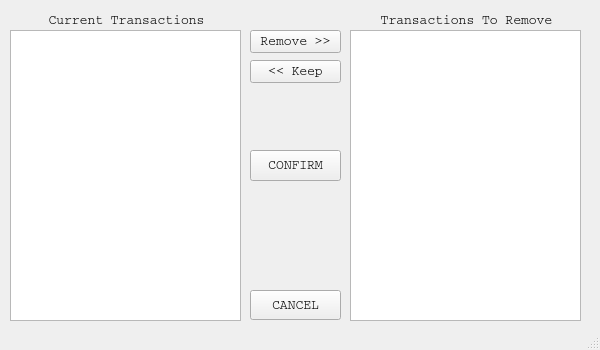
First picture: the form in UIs/TransactionRemovalWindow.ui, repository jeff-fred/FinanceX, before the edit.
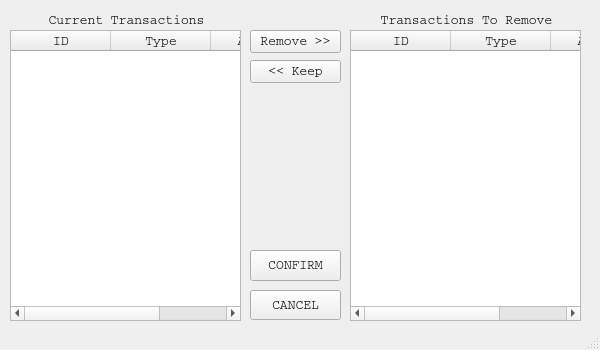
Second picture: the form after the edit.

Commit message: ListView into TableWidget

The edit to the form file:
```diff
--- a/UIs/TransactionRemovalWindow.ui
+++ b/UIs/TransactionRemovalWindow.ui
@@ -32,7 +32,7 @@
    <string>Remove Transaction</string>
   </property>
   <widget class="QWidget" name="centralwidget">
-   <widget class="QListView" name="currentTransList">
+   <widget class="QTableWidget" name="currentTransList">
     <property name="geometry">
      <rect>
       <x>10</x>
@@ -41,11 +41,32 @@
       <height>291</height>
      </rect>
     </property>
+    <property name="minimumSize">
+     <size>
+      <width>231</width>
+      <height>0</height>
+     </size>
+    </property>
     <property name="styleSheet">
      <string notr="true">font: 75 12pt &quot;Courier&quot;;</string>
     </property>
+    <column>
+     <property name="text">
+      <string>ID</string>
+     </property>
+    </column>
+    <column>
+     <property name="text">
+      <string>Type</string>
+     </property>
+    </column>
+    <column>
+     <property name="text">
+      <string>Amount</string>
+     </property>
+    </column>
    </widget>
-   <widget class="QListView" name="removalTransList">
+   <widget class="QTableWidget" name="removalTransList">
     <property name="geometry">
      <rect>
       <x>350</x>
@@ -54,6 +75,24 @@
       <height>291</height>
      </rect>
     </property>
+    <property name="styleSheet">
+     <string notr="true">font: 75 12pt &quot;Courier&quot;;</string>
+    </property>
+    <column>
+     <property name="text">
+      <string>ID</string>
+     </property>
+    </column>
+    <column>
+     <property name="text">
+      <string>Type</string>
+     </property>
+    </column>
+    <column>
+     <property name="text">
+      <string>Amount</string>
+     </property>
+    </column>
    </widget>
    <widget class="QPushButton" name="removePushButton">
     <property name="geometry">
@@ -85,7 +124,7 @@
     <property name="geometry">
      <rect>
       <x>250</x>
-      <y>150</y>
+      <y>250</y>
       <width>91</width>
       <height>31</height>
      </rect>
```
The commit also changes 1 other file.
